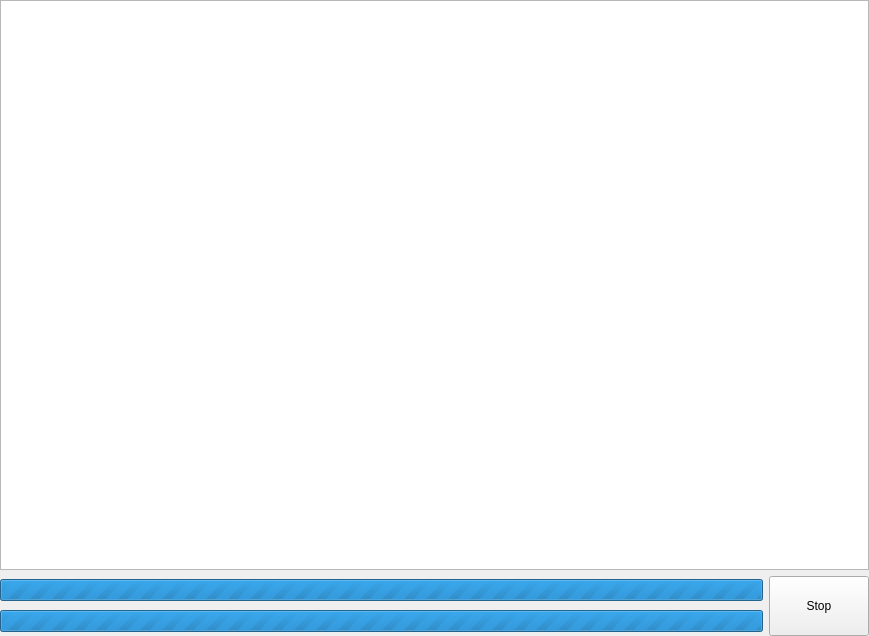
horsicq/die_widget, file die_widget.ui: the form before one commit.
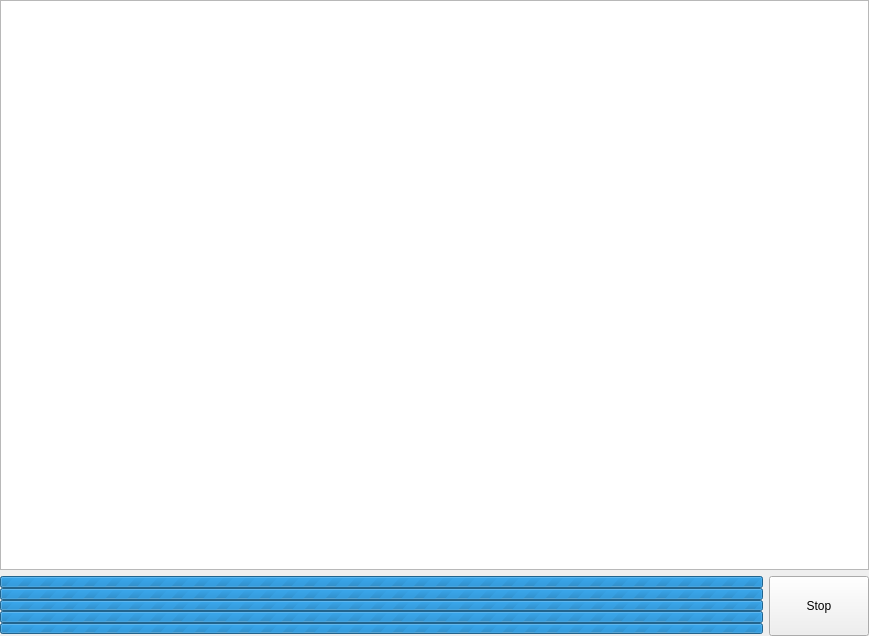
The form after the commit. The open tabs and pages were chosen to show the change.

Patch:
```diff
--- a/die_widget.ui
+++ b/die_widget.ui
@@ -245,6 +245,22 @@
        </property>
        <item>
         <layout class="QVBoxLayout" name="verticalLayout_3">
+         <property name="spacing">
+          <number>0</number>
+         </property>
+         <item>
+          <widget class="QProgressBar" name="progressBar0">
+           <property name="maximum">
+            <number>0</number>
+           </property>
+           <property name="value">
+            <number>0</number>
+           </property>
+           <property name="format">
+            <string/>
+           </property>
+          </widget>
+         </item>
          <item>
           <widget class="QProgressBar" name="progressBar1">
            <property name="maximum">
@@ -253,6 +269,9 @@
            <property name="value">
             <number>0</number>
            </property>
+           <property name="textVisible">
+            <bool>true</bool>
+           </property>
            <property name="format">
             <string/>
            </property>
@@ -274,6 +293,51 @@
            </property>
           </widget>
          </item>
+         <item>
+          <widget class="QProgressBar" name="progressBar3">
+           <property name="maximum">
+            <number>0</number>
+           </property>
+           <property name="value">
+            <number>0</number>
+           </property>
+           <property name="textVisible">
+            <bool>true</bool>
+           </property>
+           <property name="format">
+            <string/>
+           </property>
+          </widget>
+         </item>
+         <item>
+          <widget class="QProgressBar" name="progressBar4">
+           <property name="maximum">
+            <number>0</number>
+           </property>
+           <property name="value">
+            <number>0</number>
+           </property>
+           <property name="textVisible">
+            <bool>true</bool>
+           </property>
+           <property name="format">
+            <string/>
+           </property>
+          </widget>
+         </item>
+         <item>
+          <spacer name="horizontalSpacer_3">
+           <property name="orientation">
+            <enum>Qt::Horizontal</enum>
+           </property>
+           <property name="sizeHint" stdset="0">
+            <size>
+             <width>40</width>
+             <height>2</height>
+            </size>
+           </property>
+          </spacer>
+         </item>
         </layout>
        </item>
        <item>
```
Left out of the diff: 2 changed lines with no effect on the pictures.
